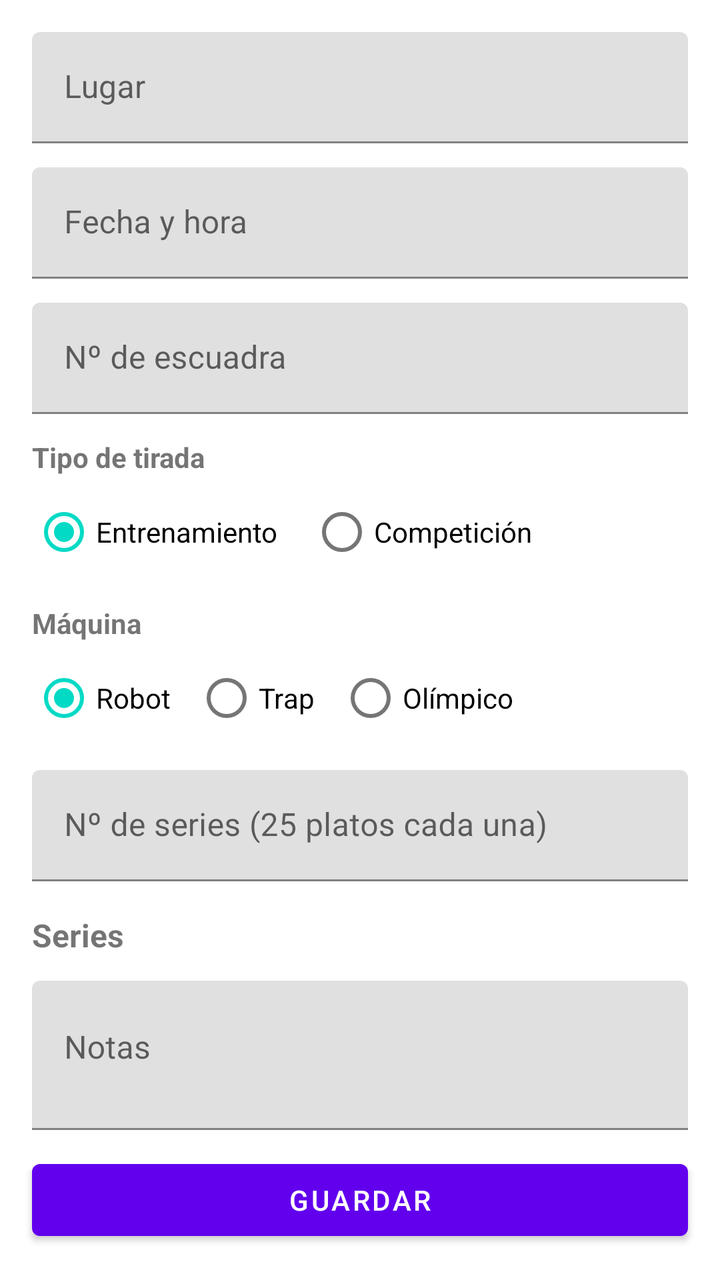
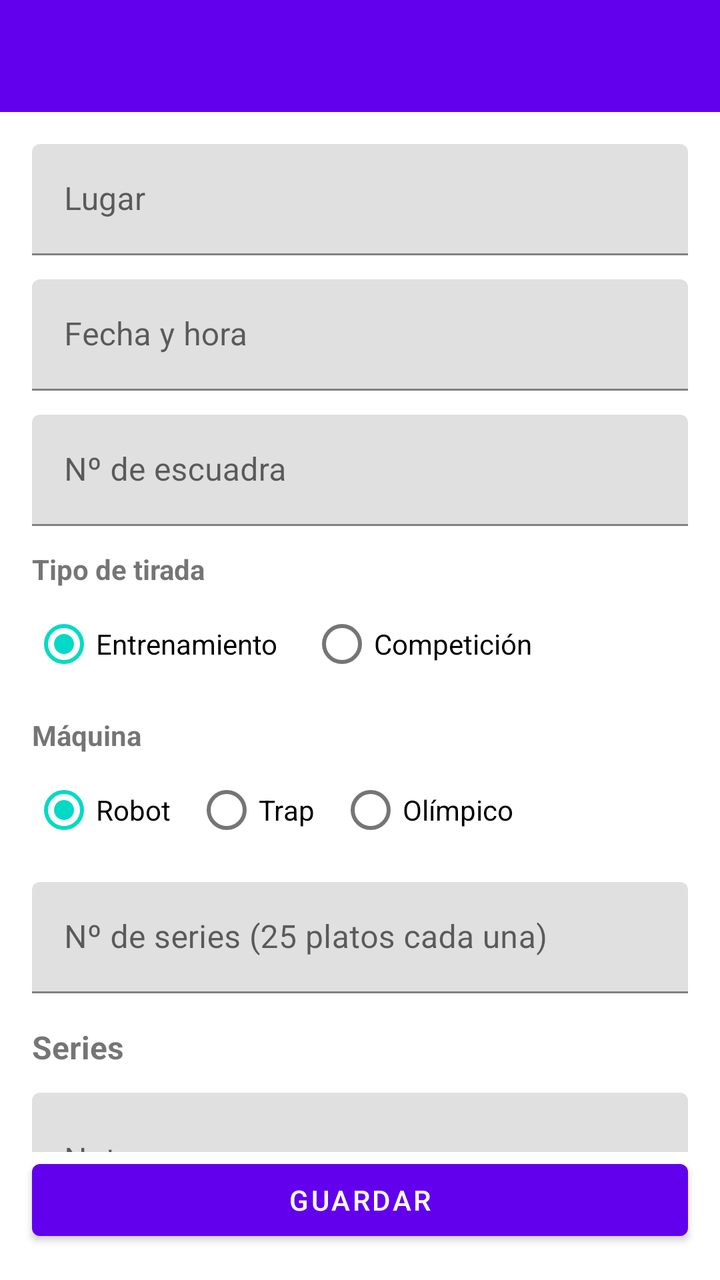

Before-and-after screenshots of an Android layout around one commit, followed by the original layout XML and the change that was made.
<!-- AndroidManifest.xml: application theme Theme.PlatoScore -->
<!-- res/layout/activity_personal_tirada_detail.xml -->
<?xml version="1.0" encoding="utf-8"?>
<androidx.constraintlayout.widget.ConstraintLayout xmlns:android="http://schemas.android.com/apk/res/android"
    xmlns:app="http://schemas.android.com/apk/res-auto"
    xmlns:tools="http://schemas.android.com/tools"
    android:layout_width="match_parent"
    android:layout_height="match_parent"
    tools:context=".ui.activities.PersonalTiradaDetailActivity">

    <androidx.core.widget.NestedScrollView
        android:layout_width="0dp"
        android:layout_height="0dp"
        android:fillViewport="true"
        app:layout_constraintTop_toTopOf="parent"
        app:layout_constraintBottom_toTopOf="@id/btnGuardar"
        app:layout_constraintStart_toStartOf="parent"
        app:layout_constraintEnd_toEndOf="parent">

        <LinearLayout
            android:layout_width="match_parent"
            android:layout_height="wrap_content"
            android:orientation="vertical"
            android:padding="16dp">

            <com.google.android.material.textfield.TextInputLayout
                android:layout_width="match_parent"
                android:layout_height="wrap_content"
                android:hint="@string/label_lugar"
                android:layout_marginBottom="12dp">

                <com.google.android.material.textfield.TextInputEditText
                    android:id="@+id/etLugar"
                    android:layout_width="match_parent"
                    android:layout_height="wrap_content"
                    android:inputType="textCapSentences" />
            </com.google.android.material.textfield.TextInputLayout>

            <com.google.android.material.textfield.TextInputLayout
                android:layout_width="match_parent"
                android:layout_height="wrap_content"
                android:hint="@string/label_fecha_hora"
                android:layout_marginBottom="12dp">

                <com.google.android.material.textfield.TextInputEditText
                    android:id="@+id/etFechaHora"
                    android:layout_width="match_parent"
                    android:layout_height="wrap_content"
                    android:focusable="false"
                    android:clickable="true"
                    android:cursorVisible="false"
                    android:inputType="none" />
            </com.google.android.material.textfield.TextInputLayout>

            <com.google.android.material.textfield.TextInputLayout
                android:layout_width="match_parent"
                android:layout_height="wrap_content"
                android:hint="@string/label_numero_escuadra"
                android:layout_marginBottom="12dp">

                <com.google.android.material.textfield.TextInputEditText
                    android:id="@+id/etEscuadra"
                    android:layout_width="match_parent"
                    android:layout_height="wrap_content"
                    android:inputType="number" />
            </com.google.android.material.textfield.TextInputLayout>

            <TextView
                android:layout_width="wrap_content"
                android:layout_height="wrap_content"
                android:text="@string/label_tipo"
                android:textStyle="bold"
                android:layout_marginBottom="4dp" />

            <RadioGroup
                android:id="@+id/rgTipo"
                android:layout_width="match_parent"
                android:layout_height="wrap_content"
                android:orientation="horizontal"
                android:layout_marginBottom="12dp">

                <RadioButton
                    android:id="@+id/rbEntrenamiento"
                    android:layout_width="wrap_content"
                    android:layout_height="wrap_content"
                    android:checked="true"
                    android:text="@string/tipo_entrenamiento" />

                <RadioButton
                    android:id="@+id/rbCompeticion"
                    android:layout_width="wrap_content"
                    android:layout_height="wrap_content"
                    android:layout_marginStart="16dp"
                    android:text="@string/tipo_competicion" />
            </RadioGroup>

            <TextView
                android:layout_width="wrap_content"
                android:layout_height="wrap_content"
                android:text="@string/label_maquina"
                android:textStyle="bold"
                android:layout_marginBottom="4dp" />

            <RadioGroup
                android:id="@+id/rgMaquina"
                android:layout_width="match_parent"
                android:layout_height="wrap_content"
                android:orientation="horizontal"
                android:layout_marginBottom="12dp">

                <RadioButton
                    android:id="@+id/rbRobot"
                    android:layout_width="wrap_content"
                    android:layout_height="wrap_content"
                    android:checked="true"
                    android:text="@string/maquina_robot" />

                <RadioButton
                    android:id="@+id/rbTrap"
                    android:layout_width="wrap_content"
                    android:layout_height="wrap_content"
                    android:layout_marginStart="12dp"
                    android:text="@string/maquina_trap" />

                <RadioButton
                    android:id="@+id/rbOlimpico"
                    android:layout_width="wrap_content"
                    android:layout_height="wrap_content"
                    android:layout_marginStart="12dp"
                    android:text="@string/maquina_olimpico" />
            </RadioGroup>

            <com.google.android.material.textfield.TextInputLayout
                android:layout_width="match_parent"
                android:layout_height="wrap_content"
                android:hint="@string/label_numero_series"
                android:layout_marginBottom="8dp">

                <com.google.android.material.textfield.TextInputEditText
                    android:id="@+id/etNumeroSeries"
                    android:layout_width="match_parent"
                    android:layout_height="wrap_content"
                    android:inputType="number" />
            </com.google.android.material.textfield.TextInputLayout>

            <TextView
                android:layout_width="wrap_content"
                android:layout_height="wrap_content"
                android:text="@string/series_titulo"
                android:textStyle="bold"
                android:textSize="16sp"
                android:layout_marginTop="8dp"
                android:layout_marginBottom="4dp" />

            <LinearLayout
                android:id="@+id/containerSeries"
                android:layout_width="match_parent"
                android:layout_height="wrap_content"
                android:orientation="vertical" />

            <com.google.android.material.textfield.TextInputLayout
                android:layout_width="match_parent"
                android:layout_height="wrap_content"
                android:hint="@string/label_notas"
                android:layout_marginTop="8dp">

                <com.google.android.material.textfield.TextInputEditText
                    android:id="@+id/etNotas"
                    android:layout_width="match_parent"
                    android:layout_height="wrap_content"
                    android:inputType="textMultiLine|textCapSentences"
                    android:minLines="2"
                    android:gravity="top" />
            </com.google.android.material.textfield.TextInputLayout>

        </LinearLayout>

    </androidx.core.widget.NestedScrollView>

    <Button
        android:id="@+id/btnGuardar"
        android:layout_width="0dp"
        android:layout_height="wrap_content"
        android:text="@string/accion_guardar"
        android:layout_margin="16dp"
        app:layout_constraintStart_toStartOf="parent"
        app:layout_constraintEnd_toEndOf="parent"
        app:layout_constraintBottom_toBottomOf="parent" />

</androidx.constraintlayout.widget.ConstraintLayout>
<!-- resources referenced by this layout -->
<resources>
  <string name="accion_guardar">Guardar</string>
  <string name="label_fecha_hora">Fecha y hora</string>
  <string name="label_lugar">Lugar</string>
  <string name="label_maquina">Máquina</string>
  <string name="label_notas">Notas</string>
  <string name="label_numero_escuadra">Nº de escuadra</string>
  <string name="label_numero_series">Nº de series (25 platos cada una)</string>
  <string name="label_tipo">Tipo de tirada</string>
  <string name="maquina_olimpico">Olímpico</string>
  <string name="maquina_robot">Robot</string>
  <string name="maquina_trap">Trap</string>
  <string name="series_titulo">Series</string>
  <string name="tipo_competicion">Competición</string>
  <string name="tipo_entrenamiento">Entrenamiento</string>
  <style name="Theme.PlatoScore" parent="Theme.MaterialComponents.DayNight.DarkActionBar">
          
          <item name="colorPrimary">@color/purple_500</item>
          <item name="colorPrimaryVariant">@color/purple_700</item>
          <item name="colorOnPrimary">@color/white</item>
          
          <item name="colorSecondary">@color/teal_200</item>
          <item name="colorSecondaryVariant">@color/teal_700</item>
          <item name="colorOnSecondary">@color/black</item>
          
          <item name="android:statusBarColor">?attr/colorPrimaryVariant</item>
          
      </style>
  <color name="purple_500">#FF6200EE</color>
  <color name="purple_700">#FF3700B3</color>
  <color name="white">#FFFFFFFF</color>
  <color name="teal_200">#FF03DAC5</color>
  <color name="teal_700">#FF018786</color>
  <color name="black">#FF000000</color>
</resources>

<!-- the commit's change to res/layout/activity_personal_tirada_detail.xml (unified diff, before → after) -->
@@ -6,11 +6,21 @@
     android:layout_height="match_parent"
     tools:context=".ui.activities.PersonalTiradaDetailActivity">
 
+    <com.google.android.material.appbar.MaterialToolbar
+        android:id="@+id/toolbar"
+        android:layout_width="0dp"
+        android:layout_height="?attr/actionBarSize"
+        android:background="?attr/colorPrimary"
+        android:theme="@style/ThemeOverlay.MaterialComponents.Dark.ActionBar"
+        app:layout_constraintTop_toTopOf="parent"
+        app:layout_constraintStart_toStartOf="parent"
+        app:layout_constraintEnd_toEndOf="parent" />
+
     <androidx.core.widget.NestedScrollView
         android:layout_width="0dp"
         android:layout_height="0dp"
         android:fillViewport="true"
-        app:layout_constraintTop_toTopOf="parent"
+        app:layout_constraintTop_toBottomOf="@id/toolbar"
         app:layout_constraintBottom_toTopOf="@id/btnGuardar"
         app:layout_constraintStart_toStartOf="parent"
         app:layout_constraintEnd_toEndOf="parent">
<!-- resource entries referenced after the edit -->
@@ -14,7 +14,7 @@
   <string name="series_titulo">Series</string>
   <string name="tipo_competicion">Competición</string>
   <string name="tipo_entrenamiento">Entrenamiento</string>
-  <style name="Theme.PlatoScore" parent="Theme.MaterialComponents.DayNight.DarkActionBar">
+  <style name="Theme.PlatoScore" parent="Theme.MaterialComponents.DayNight.NoActionBar">
           
           <item name="colorPrimary">@color/purple_500</item>
           <item name="colorPrimaryVariant">@color/purple_700</item>
